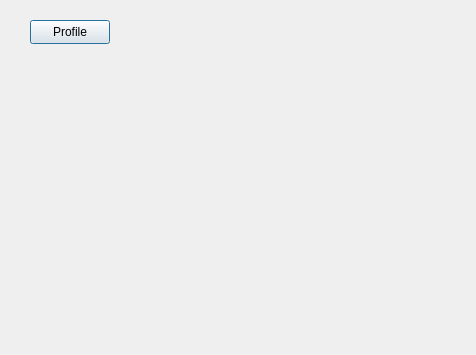
The window that Guide_me/homepage.ui (MARIO00410/Guide-Me) describes before a commit, drawn with Qt 5.
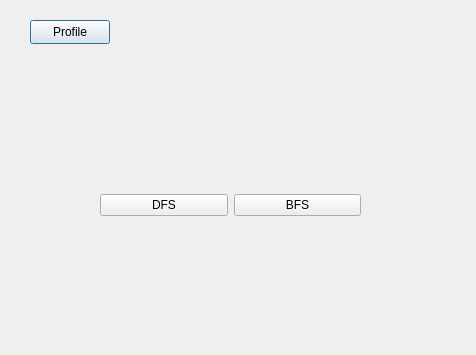
The same window after the commit.

Diff of the .ui file:
```diff
--- a/Guide_me/homepage.ui
+++ b/Guide_me/homepage.ui
@@ -26,6 +26,32 @@
     <string>Profile</string>
    </property>
   </widget>
+  <widget class="QWidget" name="">
+   <property name="geometry">
+    <rect>
+     <x>100</x>
+     <y>180</y>
+     <width>261</width>
+     <height>51</height>
+    </rect>
+   </property>
+   <layout class="QHBoxLayout" name="horizontalLayout">
+    <item>
+     <widget class="QPushButton" name="dfs">
+      <property name="text">
+       <string>DFS</string>
+      </property>
+     </widget>
+    </item>
+    <item>
+     <widget class="QPushButton" name="BFS">
+      <property name="text">
+       <string>BFS</string>
+      </property>
+     </widget>
+    </item>
+   </layout>
+  </widget>
  </widget>
  <resources/>
  <connections/>
```
